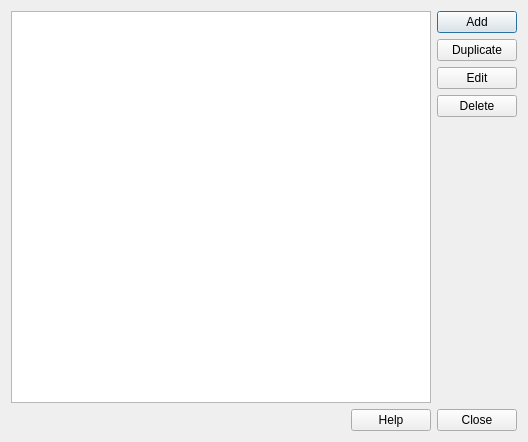
First picture: the form in src/sas/qtgui/Utilities/UI/PluginManagerUI.ui, repository SasView/sasview, before the edit.
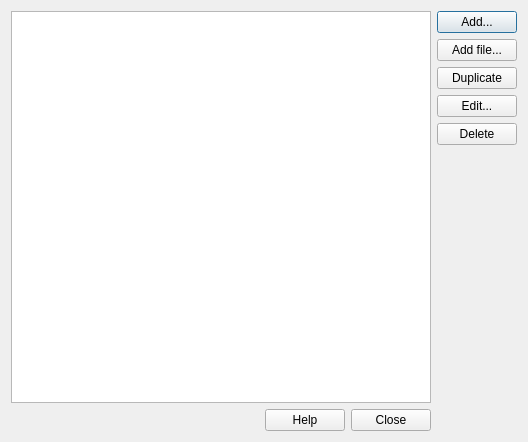
Second picture: the form after the edit.

Commit message: Added plugin loading for external plugins. #1443

```diff
--- a/src/sas/qtgui/Utilities/UI/PluginManagerUI.ui
+++ b/src/sas/qtgui/Utilities/UI/PluginManagerUI.ui
@@ -35,7 +35,14 @@
      <item>
       <widget class="QPushButton" name="cmdAdd">
        <property name="text">
-        <string>Add</string>
+        <string>Add...</string>
+       </property>
+      </widget>
+     </item>
+     <item>
+      <widget class="QPushButton" name="cmdAddFile">
+       <property name="text">
+        <string>Add file...</string>
        </property>
       </widget>
      </item>
@@ -49,7 +56,7 @@
      <item>
       <widget class="QPushButton" name="cmdEdit">
        <property name="text">
-        <string>Edit</string>
+        <string>Edit...</string>
        </property>
       </widget>
      </item>
@@ -75,7 +82,7 @@
      </item>
     </layout>
    </item>
-   <item row="1" column="0" colspan="2">
+   <item row="1" column="0">
     <layout class="QHBoxLayout" name="horizontalLayout">
      <item>
       <spacer name="horizontalSpacer">
```
The commit also changes 2 other files.
